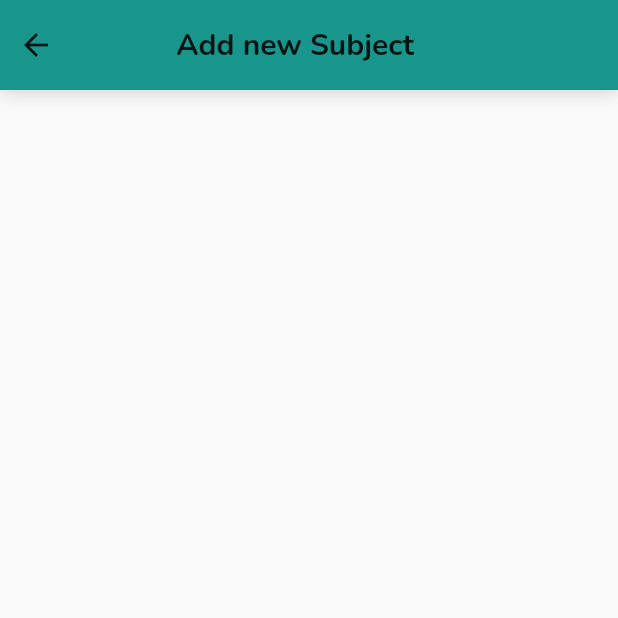
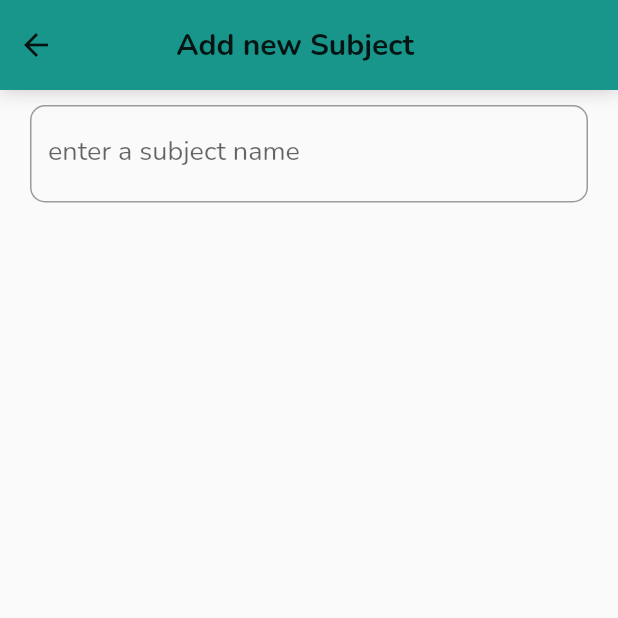
Before and after one commit to LazarusRetype/school_app, a Flutter app: the screen it shows after launch, after a tap on the "add" icon, on a phone screen of 412 x 824 dp, the top half of it. Run offline on Flutter 3.47's test engine with Material 2 defaults, Android fonts, the phone set to English and light mode, and no system bars; our stand-ins replace charts_flutter, shared_preferences.

Commit message:
clean up

```diff
--- /dev/null
+++ b/lib/constants/app_consts.dart
@@ -0,0 +1,6 @@
+class AppConsts {
+  static const double edgeMargin = 20;
+  static const double topAfterAppBarMargin = 10;
+
+  static const double cornerRadius = 10;
+}
--- a/lib/models/subject_model.dart
+++ b/lib/models/subject_model.dart
@@ -3,8 +3,8 @@ import 'package:school_app/models/grade_model.dart';
 class Subject {
   String name;
   double finalGrade = 0;
-  double s;
-  double m;
+  double? s;
+  double? m;
   List<Grade> shortTests;
   List<Grade> classTests;
   List<Grade> presentations;
@@ -12,8 +12,8 @@ class Subject {
 
   Subject({
     required this.name,
-    required this.s,
-    required this.m,
+    this.s,
+    this.m,
     required this.classTests,
     required this.oralGrades,
     required this.presentations,
--- a/lib/screens/add_screen.dart/add_screen.dart
+++ b/lib/screens/add_screen.dart/add_screen.dart
@@ -1,25 +1,24 @@
 import 'package:flutter/material.dart';
-
-import '../../constants/app_colors.dart';
+import 'package:school_app/constants/app_consts.dart';
+import 'package:school_app/models/subject_model.dart';
+import 'package:school_app/widgets/app_bar_widget.dart';
 
 class AddScreen extends StatelessWidget {
   const AddScreen({Key? key}) : super(key: key);
 
   @override
   Widget build(BuildContext context) {
+    Subject newSubject = Subject(
+        name: "",
+        classTests: [],
+        oralGrades: [],
+        presentations: [],
+        shortTests: []);
     return Scaffold(
-      body: Container(
-        height: 60,
-        decoration: const BoxDecoration(
-          color: AppColor.mainColor,
-          boxShadow: [
-            BoxShadow(
-              color: AppColor.shadowColor,
-              spreadRadius: 1,
-              blurRadius: 10,
-            )
-          ],
-        ),
+      body: Column(
+        children: [
+          //*Appbar
+          CustomeAppBar(
             child: Row(
               mainAxisAlignment: MainAxisAlignment.start,
               children: [
@@ -38,6 +37,23 @@ class AddScreen extends StatelessWidget {
               ],
             ),
           ),
+
+          //*Settings
+          Padding(
+            padding: const EdgeInsets.only(
+                left: AppConsts.edgeMargin,
+                right: AppConsts.edgeMargin,
+                top: AppConsts.topAfterAppBarMargin),
+            child: TextFormField(
+              decoration: const InputDecoration(
+                  border: OutlineInputBorder(
+                      borderRadius: BorderRadius.all(
+                          Radius.circular(AppConsts.cornerRadius))),
+                  labelText: "enter a subject name"),
+            ),
+          )
+        ],
+      ),
     );
   }
 }
--- a/lib/screens/detail_screen.dart/detail_screen.dart
+++ b/lib/screens/detail_screen.dart/detail_screen.dart
@@ -1,10 +1,9 @@
-import 'package:flutter/cupertino.dart';
 import 'package:flutter/material.dart';
 import 'package:school_app/models/subject_model.dart';
 
 class DetailScreen extends StatelessWidget {
-  Subject _subject;
-  DetailScreen(this._subject, {Key? key}) : super(key: key);
+  final Subject _subject;
+  const DetailScreen(this._subject, {Key? key}) : super(key: key);
 
   @override
   Widget build(BuildContext context) {
--- a/lib/screens/homescreen/home_screen.dart
+++ b/lib/screens/homescreen/home_screen.dart
@@ -7,7 +7,8 @@ import 'package:school_app/models/grade_model.dart';
 import 'package:school_app/models/subject_model.dart';
 import 'package:school_app/screens/add_screen.dart/add_screen.dart';
 import 'package:school_app/screens/homescreen/subjects_provider.dart';
-import 'package:school_app/screens/homescreen/subjects_tile.dart';
+import 'package:school_app/widgets/app_bar_widget.dart';
+import 'package:school_app/widgets/subjects_tile_widget.dart';
 
 import 'stats_boards.dart';
 
@@ -26,18 +27,7 @@ class HomeScreen extends StatelessWidget {
             crossAxisAlignment: CrossAxisAlignment.start,
             children: [
               //* AppBar
-              Container(
-                height: 60,
-                decoration: const BoxDecoration(
-                  color: AppColor.mainColor,
-                  boxShadow: [
-                    BoxShadow(
-                      color: AppColor.shadowColor,
-                      spreadRadius: 1,
-                      blurRadius: 10,
-                    )
-                  ],
-                ),
+              CustomeAppBar(
                 child: Row(
                   mainAxisAlignment: MainAxisAlignment.spaceBetween,
                   children: [
--- a/lib/screens/homescreen/stats_boards.dart
+++ b/lib/screens/homescreen/stats_boards.dart
@@ -1,11 +1,8 @@
-import 'dart:ui';
-
 import 'package:charts_flutter/flutter.dart' as charts;
 import 'package:flutter/material.dart';
 import 'package:provider/provider.dart';
-import 'package:school_app/constants/app_colors.dart';
 import 'package:school_app/models/subject_model.dart';
-import 'package:school_app/screens/homescreen/stats_card_model.dart';
+import 'package:school_app/widgets/stats_card_widget.dart';
 import 'package:school_app/screens/homescreen/subjects_provider.dart';
 
 class StatBoards extends StatelessWidget {
@@ -15,17 +12,17 @@ class StatBoards extends StatelessWidget {
 
   @override
   Widget build(BuildContext context) {
-    List<Subject> _subjects = Provider.of<SubjectsProvider>(context).subjects;
+    List<Subject> subjects = Provider.of<SubjectsProvider>(context).subjects;
 
-    if (_subjects.length > 5) {
-      _subjects = _subjects.sublist(0, 5);
+    if (subjects.length > 5) {
+      subjects = subjects.sublist(0, 5);
     }
 
     List<charts.Series<Subject, String>> series = List.generate(
       4,
       (index) => charts.Series(
           id: index.toString(),
-          data: _subjects,
+          data: subjects,
           domainFn: (Subject s, _) => s.name,
           measureFn: (Subject s, _) => s.classTests[index].grade),
     );
@@ -41,7 +38,7 @@ class StatBoards extends StatelessWidget {
               children: [
                 Padding(
                   padding: const EdgeInsets.all(8.0),
-                  child: Text("Top ${_subjects.length} subjects",
+                  child: Text("Top ${subjects.length} subjects",
                       style: const TextStyle(fontSize: 14)),
                 ),
                 SizedBox(
@@ -63,7 +60,7 @@ class StatBoards extends StatelessWidget {
               children: [
                 Padding(
                   padding: const EdgeInsets.all(8.0),
-                  child: Text("Top ${_subjects.length} subjects",
+                  child: Text("Top ${subjects.length} subjects",
                       style: const TextStyle(fontSize: 14)),
                 ),
                 SizedBox(
@@ -85,7 +82,7 @@ class StatBoards extends StatelessWidget {
               children: [
                 Padding(
                   padding: const EdgeInsets.all(8.0),
-                  child: Text("Top ${_subjects.length} subjects",
+                  child: Text("Top ${subjects.length} subjects",
                       style: const TextStyle(fontSize: 14)),
                 ),
                 SizedBox(
--- /dev/null
+++ b/lib/widgets/app_bar_widget.dart
@@ -0,0 +1,25 @@
+import 'package:flutter/material.dart';
+import 'package:school_app/constants/app_colors.dart';
+
+class CustomeAppBar extends StatelessWidget {
+  final Widget child;
+  const CustomeAppBar({Key? key, required this.child}) : super(key: key);
+
+  @override
+  Widget build(BuildContext context) {
+    return Container(
+      height: 60,
+      decoration: const BoxDecoration(
+        color: AppColor.mainColor,
+        boxShadow: [
+          BoxShadow(
+            color: AppColor.shadowColor,
+            spreadRadius: 1,
+            blurRadius: 10,
+          )
+        ],
+      ),
+      child: child,
+    );
+  }
+}
--- a/pubspec.yaml
+++ b/pubspec.yaml
@@ -14,7 +14,6 @@ dependencies:
   charts_flutter: ^0.12.0
   flutter:
     sdk: flutter
-  flutter_settings_screens: ^0.3.3-null-safety+1
   provider: ^6.0.3
   shared_preferences: ^2.0.15
 
```
Also changed, not shown: lib/widgets/stats_card_widget.dart (renamed from lib/screens/homescreen/stats_card_model.dart), lib/widgets/subjects_tile_widget.dart (renamed from lib/screens/homescreen/subjects_tile.dart), pubspec.lock. Lines whose indentation alone changed are shown as unchanged.
